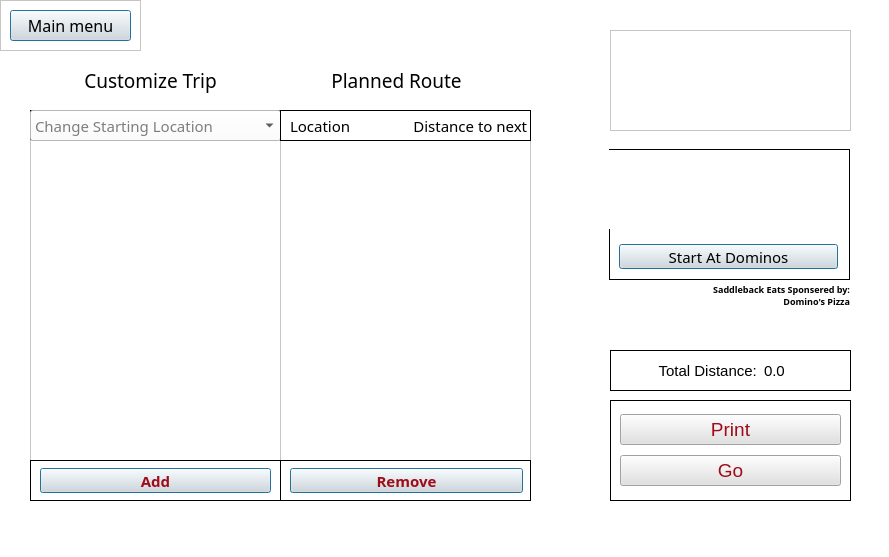
DannyCamacho/SaddlebackEats, file customtrip.ui: the form before one commit.
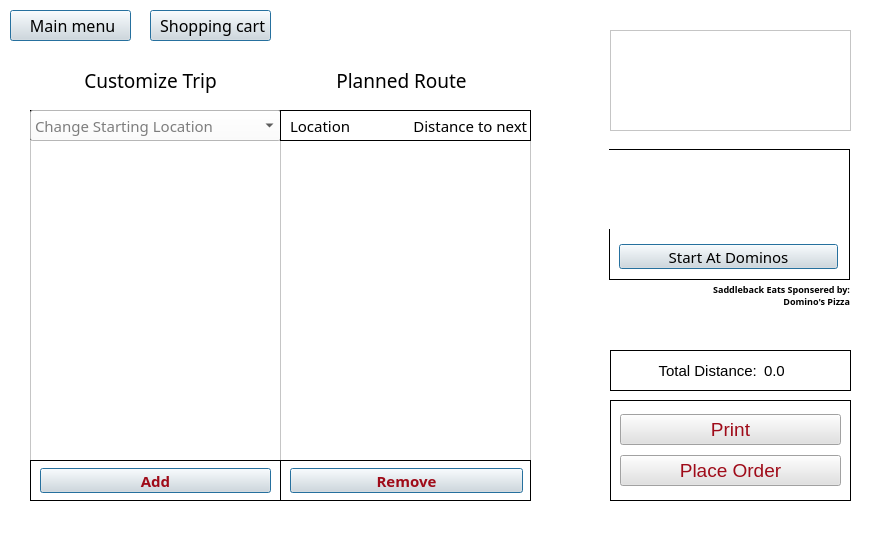
The form after the commit. Icons and pictures are not drawn.

Commit message: alignment of fonts, addition/deletion of buttons

Diff of the .ui file:
```diff
--- a/customtrip.ui
+++ b/customtrip.ui
@@ -706,7 +706,7 @@
       <rect>
        <x>246</x>
        <y>5</y>
-       <width>241</width>
+       <width>251</width>
        <height>31</height>
       </rect>
      </property>
@@ -781,7 +781,7 @@
 color: rgb(159, 11, 25);</string>
        </property>
        <property name="text">
-        <string>Go</string>
+        <string>Place Order</string>
        </property>
       </widget>
      </item>
@@ -797,10 +797,10 @@
      </rect>
     </property>
     <property name="frameShape">
-     <enum>QFrame::StyledPanel</enum>
+     <enum>QFrame::NoFrame</enum>
     </property>
     <property name="frameShadow">
-     <enum>QFrame::Raised</enum>
+     <enum>QFrame::Plain</enum>
     </property>
     <widget class="QPushButton" name="pushButton_6">
      <property name="geometry">
@@ -824,7 +824,7 @@
 color: rgb(0, 0, 0);</string>
      </property>
      <property name="text">
-      <string>Main menu</string>
+      <string> Main menu</string>
      </property>
      <property name="icon">
       <iconset resource="UIGraphics.qrc">
@@ -1095,6 +1095,58 @@
      <bool>true</bool>
     </property>
    </widget>
+   <widget class="QFrame" name="frame_11">
+    <property name="geometry">
+     <rect>
+      <x>140</x>
+      <y>0</y>
+      <width>141</width>
+      <height>51</height>
+     </rect>
+    </property>
+    <property name="styleSheet">
+     <string notr="true">background: none;</string>
+    </property>
+    <property name="frameShape">
+     <enum>QFrame::NoFrame</enum>
+    </property>
+    <property name="frameShadow">
+     <enum>QFrame::Plain</enum>
+    </property>
+    <widget class="QPushButton" name="cartButton">
+     <property name="geometry">
+      <rect>
+       <x>10</x>
+       <y>10</y>
+       <width>121</width>
+       <height>31</height>
+      </rect>
+     </property>
+     <property name="font">
+      <font>
+       <family>Bahnschrift</family>
+       <pointsize>12</pointsize>
+      </font>
+     </property>
+     <property name="styleSheet">
+      <string notr="true">background-color: rgb(225, 225, 225);
+color: rgb(0, 0, 0);</string>
+     </property>
+     <property name="text">
+      <string> Shopping cart</string>
+     </property>
+     <property name="icon">
+      <iconset resource="UIGraphics.qrc">
+       <normaloff>:/rec/resources/shopping-cart-icon-SE-color-removebg.png</normaloff>:/rec/resources/shopping-cart-icon-SE-color-removebg.png</iconset>
+     </property>
+     <property name="autoDefault">
+      <bool>true</bool>
+     </property>
+     <property name="default">
+      <bool>true</bool>
+     </property>
+    </widget>
+   </widget>
   </widget>
  </widget>
  <resources>
```
The commit also changes 4 other files.
